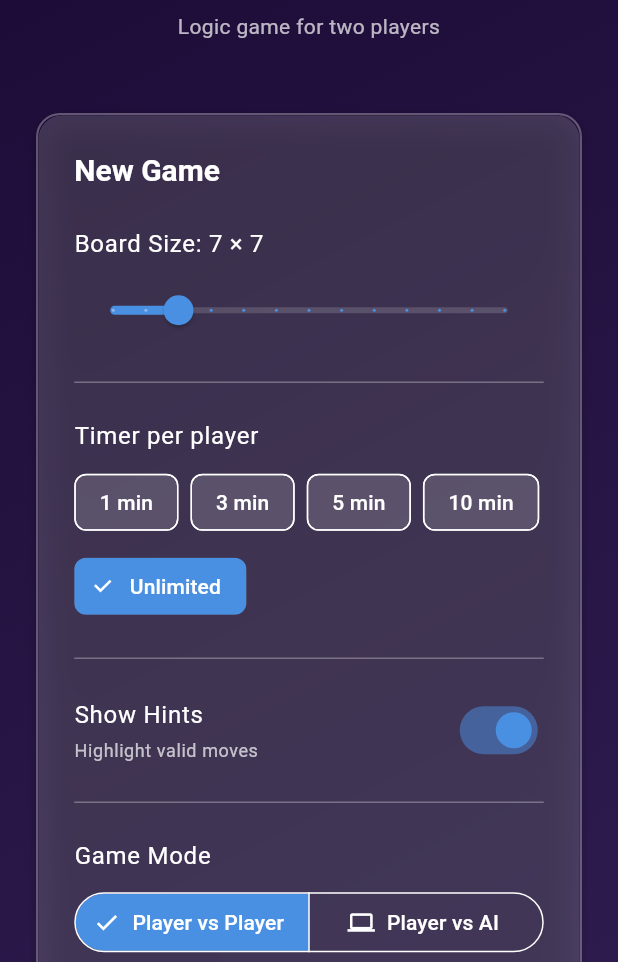
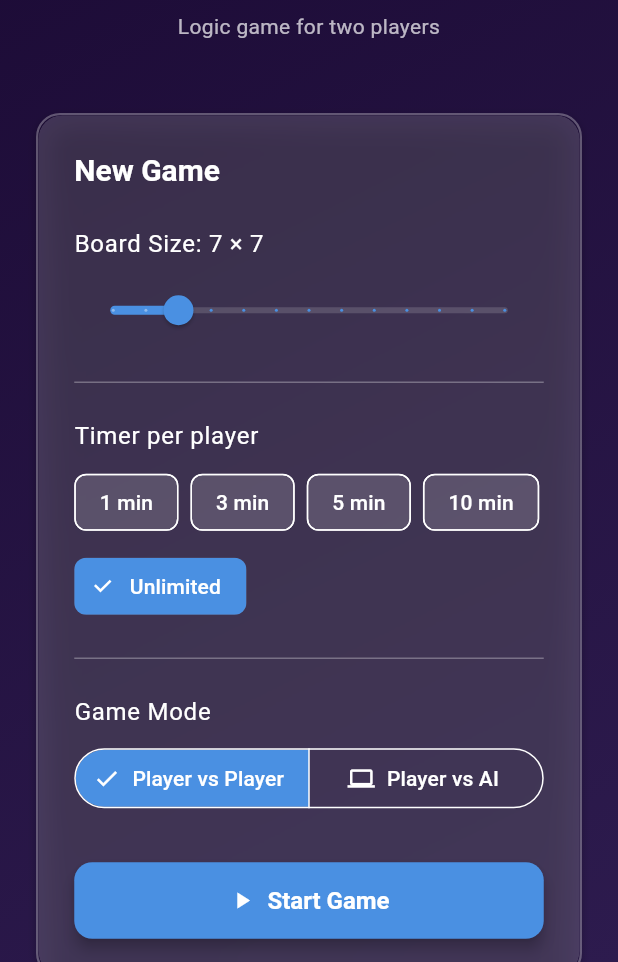
Before and after one commit to sgazz/Squart, a Flutter app: the screen it shows after launch, after a tap on the "close" icon, on a phone screen of 412 x 824 dp, the part 274-1236 px from its top. Run offline on Flutter 3.47's test engine with Material 3 defaults, Android fonts, the light colour scheme and no system bars; our stand-ins replace flutter_animate, just_audio, shared_preferences, vibration.

Commit message:
✨ UI: Remove Hints toggle from Home Screen
✅ Simplification:
- Uklonjen Hints toggle/switch iz Home Screen-a
- Hints ostaje dostupan u Settings Screen-u

✅ Benefits:
- Jednostavniji Home Screen (manje clutter-a)
- Čistiji onboarding za nove korisnike
- Hints i dalje dostupan gde mu je logično mesto (Settings)
- ThemeProvider omogućava globalnu postavku

✅ Lokacije Hints kontrole:
- Settings Screen: ✅ Dostupan (Game Settings sekcija)
- Home Screen: ❌ Uklonjen

Status: Build uspešan (13.5s, 16.1MB), 0 linter errors

```diff
--- a/lib/screens/home_screen.dart
+++ b/lib/screens/home_screen.dart
@@ -209,37 +209,6 @@ class _HomeScreenState extends State<HomeScreen> {
                             ),
                           );
                         }).toList(),
-                      ),
-
-                      const SizedBox(height: AppSizes.spaceM),
-                      const Divider(),
-                      const SizedBox(height: AppSizes.spaceM),
-
-                      // Hints Toggle
-                      Row(
-                        mainAxisAlignment: MainAxisAlignment.spaceBetween,
-                        children: [
-                          Column(
-                            crossAxisAlignment: CrossAxisAlignment.start,
-                            children: [
-                              Text(
-                                'Show Hints',
-                                style: Theme.of(context).textTheme.bodyLarge,
-                              ),
-                              const SizedBox(height: AppSizes.spaceXS),
-                              Text(
-                                'Highlight valid moves',
-                                style: Theme.of(context).textTheme.bodySmall,
-                              ),
-                            ],
-                          ),
-                          Switch(
-                            value: context.watch<ThemeProvider>().showHints,
-                            onChanged: (value) {
-                              context.read<ThemeProvider>().toggleHints();
-                            },
-                          ),
-                        ],
                       ),
 
                       const SizedBox(height: AppSizes.spaceM),
```
